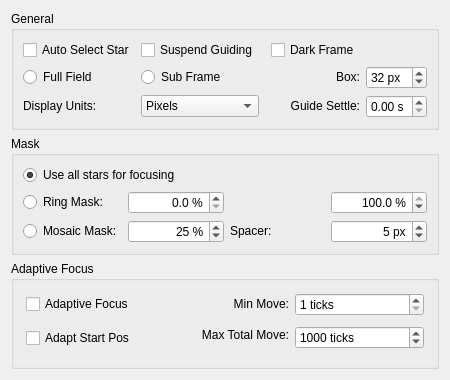
This is kstars/ekos/focus/opsfocussettings.ui in KDE/kstars as Qt 5 draws it before an edit. The edited form follows.
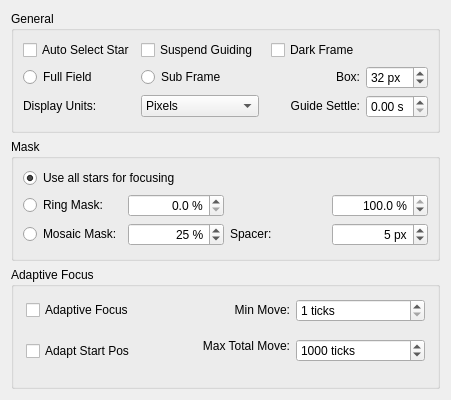
This is the edited form.

Patch:
```diff
--- a/kstars/ekos/focus/opsfocussettings.ui
+++ b/kstars/ekos/focus/opsfocussettings.ui
@@ -6,8 +6,8 @@
    <rect>
     <x>0</x>
     <y>0</y>
-    <width>450</width>
-    <height>347</height>
+    <width>451</width>
+    <height>400</height>
    </rect>
   </property>
   <property name="windowTitle">
```
Left out of the diff: 2 changed lines with no effect on the pictures.
